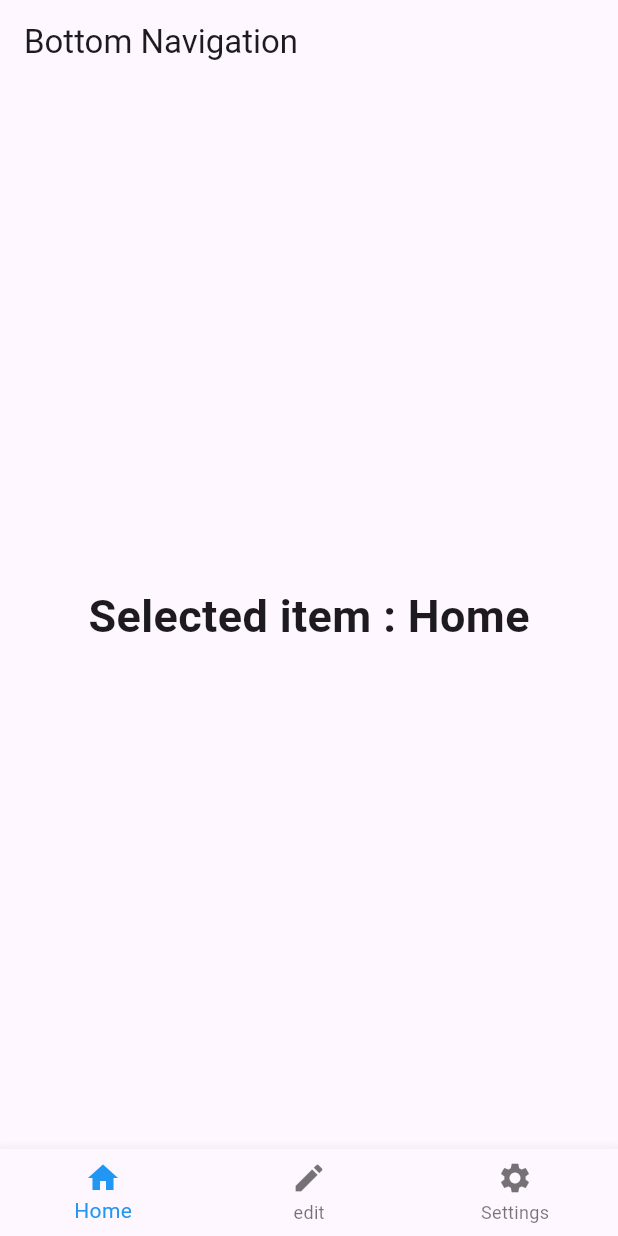
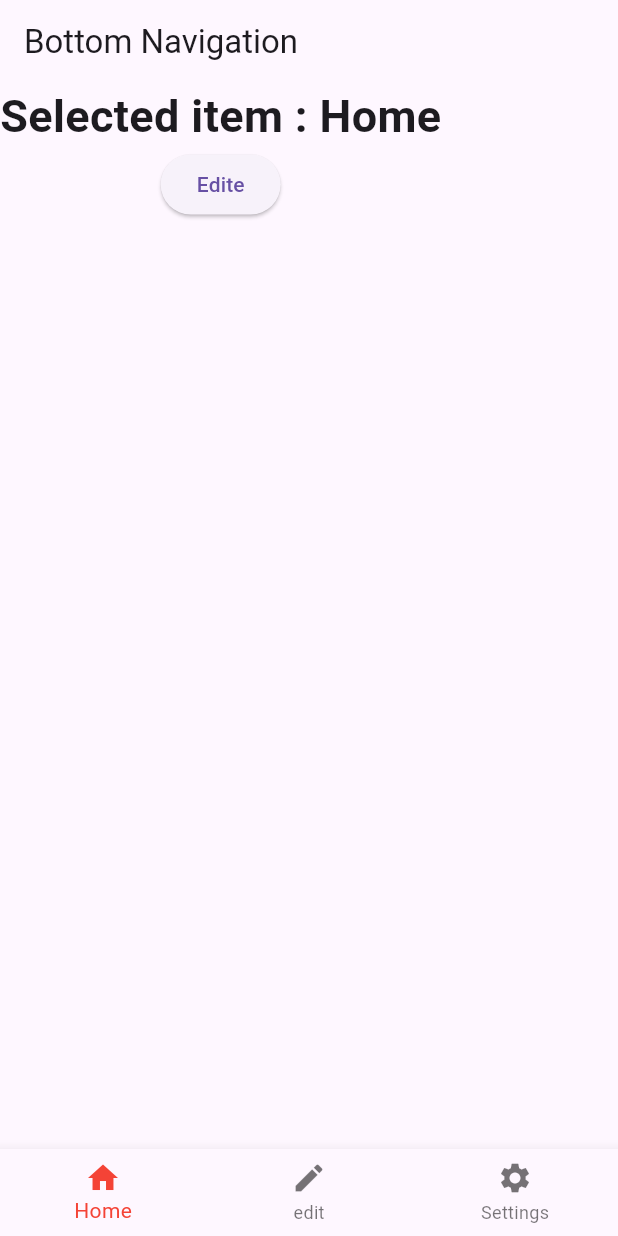
Before and after one commit to oughzal/DEVOAM_M208, a Flutter app: the screen it shows after launch, on a phone screen of 412 x 824 dp. Run offline on Flutter 3.47's test engine with Material 3 defaults, Android fonts, the phone set to English and light mode, and no system bars.

Commit message:
Intial Commit

```diff
--- a/lib/main.dart
+++ b/lib/main.dart
@@ -12,6 +12,16 @@ class FirstApp extends StatefulWidget {
 }
 
 class _FirstAppState extends State<FirstApp> {
+  void _onButtonPress(){
+    switch(_currentIndex){
+      case 0 : _selected = "Home";break;
+      case 1 : _selected = "Edit";break;
+      case 2 : _selected = "Settings";break;
+    }
+    setState(() {
+
+    });
+  }
   int _currentIndex = 0;
   List<String> items = ["Home", "Edite", "Setting"];
   String _selected = "Home";
@@ -19,37 +29,39 @@ class _FirstAppState extends State<FirstApp> {
     String item = items[index];
 
     setState(() {
-        _currentIndex = index;
-        _selected=items[index];
+        _selected=item;
     });
   }
 
   @override
   Widget build(BuildContext context) {
     return MaterialApp(
-      title: "Title",
+      title: "My App",
       home: Scaffold(
         appBar: AppBar(
           title: Text("Bottom Navigation"),
         ),
-        body: Center(
-          child: Text("Selected item : $_selected",
+        body: Column(
+          children: [Text("Selected item : $_selected",
             style: TextStyle(fontSize: 30,
               fontWeight: FontWeight.bold
             ),
           ),
+            ElevatedButton(onPressed: _onButtonPress, child: Text("Edite"))
+        ]
         ),
         bottomNavigationBar: BottomNavigationBar(
           items: const [
             BottomNavigationBarItem(icon: Icon(Icons.home), label: "Home"),
             //const BottomNavigationBarItem(icon: const Icon(Icons.login), label: "Login"),
             BottomNavigationBarItem(icon: Icon(Icons.edit), label: "edit"),
+
             BottomNavigationBarItem(
                 icon: Icon(Icons.settings), label: "Settings"),
           ],
           currentIndex: _currentIndex,
           onTap: _OnTabBottomItem,
-          selectedItemColor: Colors.blue,
+          selectedItemColor: Colors.red,
         ),
       ),
     );
```
